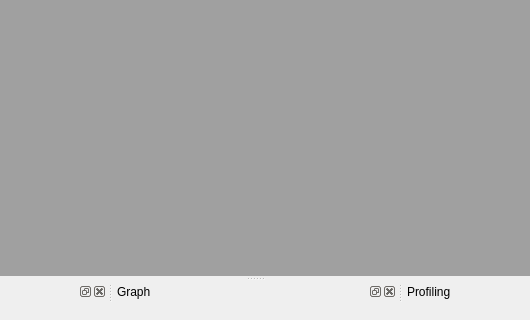
Before: the Qt Designer form GUI/Qt/UGEngineControllWidget.ui in aicommunity/Rdk, drawn with Qt 5; both pictures show x 177 to 707 and y 228 to 548 of the 864 by 548 pixel window.
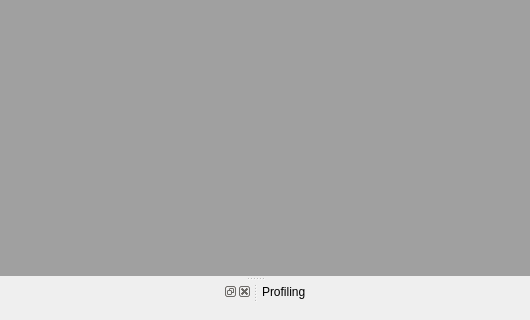
After: the same form once the commit is applied.

Commit message: Graph removed from GUI

Patch:
```diff
--- a/GUI/Qt/UGEngineControllWidget.ui
+++ b/GUI/Qt/UGEngineControllWidget.ui
@@ -258,15 +258,6 @@
    </attribute>
    <widget class="QWidget" name="dockWidgetContents"/>
   </widget>
-  <widget class="QDockWidget" name="dockWidgetGraph">
-   <property name="windowTitle">
-    <string>Graph</string>
-   </property>
-   <attribute name="dockWidgetArea">
-    <number>8</number>
-   </attribute>
-   <widget class="QWidget" name="dockWidgetContents_2"/>
-  </widget>
   <widget class="QDockWidget" name="dockWidgetProfiling">
    <property name="windowTitle">
     <string>Profiling</string>
```
The commit also changes 1 other file.
